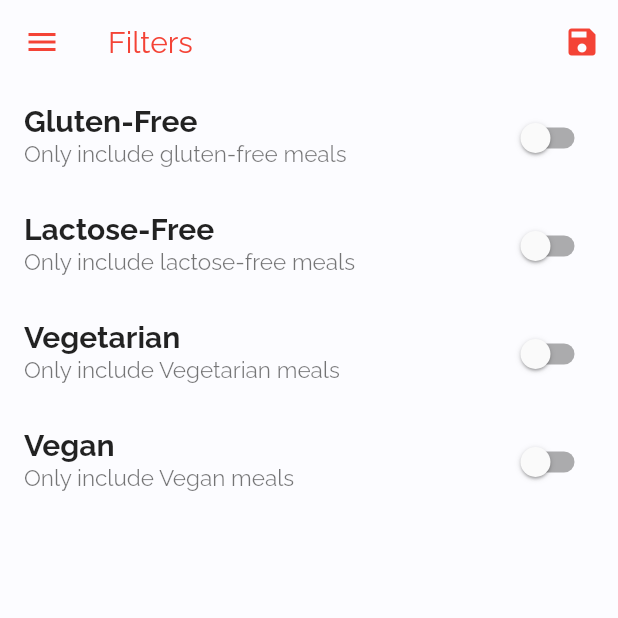
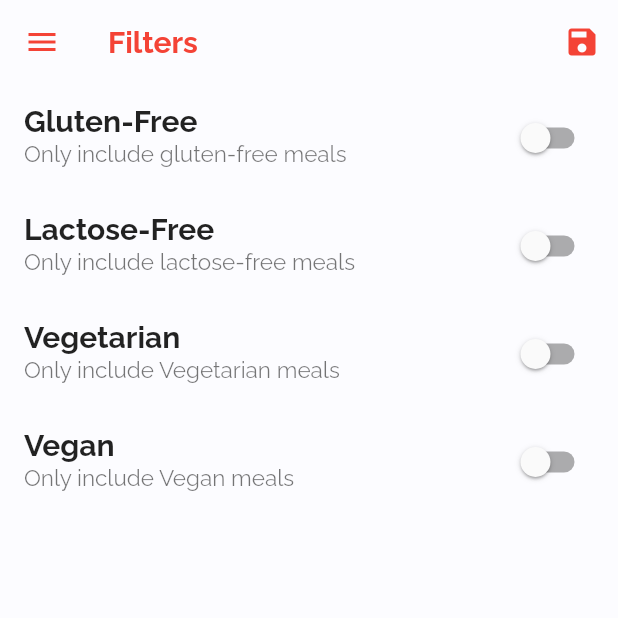
Before and after one commit to afrobeezy/Meals-App, a Flutter app: the FiltersScreen screen opened by its route, on a phone screen of 412 x 824 dp, the top half of it. Run offline on Flutter 3.47's test engine with Material 2 defaults, Android fonts, the phone set to English and light mode, and no system bars; our stand-ins replace firebase_auth, flutter_icons, flutter_screenutil, google_sign_in, hive; missing offline and left inert: dart:ffi; accounts and stored records are empty; generated files the repository leaves out were written again; network calls fail.

Commit message:
Improve UI Code

```diff
--- a/lib/utils/const.dart
+++ b/lib/utils/const.dart
@@ -17,6 +17,10 @@ class Constants {
     backgroundColor: lightBG,
     primaryColor: lightPrimary,
     accentColor: lightAccent,
+    cursorColor: lightAccent,
+    scaffoldBackgroundColor: lightBG,
+    focusColor: darkPrimary,
+    hoverColor: darkBG,
     pageTransitionsTheme: PageTransitionsTheme(
       builders: {
         TargetPlatform.android: CustomPageTransitionBuilder(),
@@ -24,15 +28,13 @@ class Constants {
         TargetPlatform.windows: CustomPageTransitionBuilder(),
       },
     ),
-    cursorColor: lightAccent,
-    scaffoldBackgroundColor: lightBG,
     appBarTheme: AppBarTheme(
       textTheme: TextTheme(
         headline6: TextStyle(
             color: Colors.red,
             fontSize: 20,
             fontFamily: 'RaleWay',
-        ),
+            fontWeight: FontWeight.bold),
       ),
     ),
     textTheme: ThemeData.light().textTheme.copyWith(
@@ -58,6 +60,10 @@ class Constants {
     backgroundColor: darkBG,
     primaryColor: darkPrimary,
     accentColor: darkAccent,
+    scaffoldBackgroundColor: darkBG,
+    cursorColor: darkAccent,
+    focusColor: lightPrimary,
+    hoverColor: lightBG,
     pageTransitionsTheme: PageTransitionsTheme(
       builders: {
         TargetPlatform.android: CustomPageTransitionBuilder(),
@@ -65,15 +71,13 @@ class Constants {
         TargetPlatform.windows: CustomPageTransitionBuilder(),
       },
     ),
-    scaffoldBackgroundColor: darkBG,
-    cursorColor: darkAccent,
     appBarTheme: AppBarTheme(
       textTheme: TextTheme(
         headline6: TextStyle(
             color: Colors.red,
             fontFamily: 'RaleWay',
             fontSize: 20,
-        ),
+            fontWeight: FontWeight.bold),
       ),
     ),
     textTheme: ThemeData.light().textTheme.copyWith(
```
Lines whose indentation alone changed are shown as unchanged.
